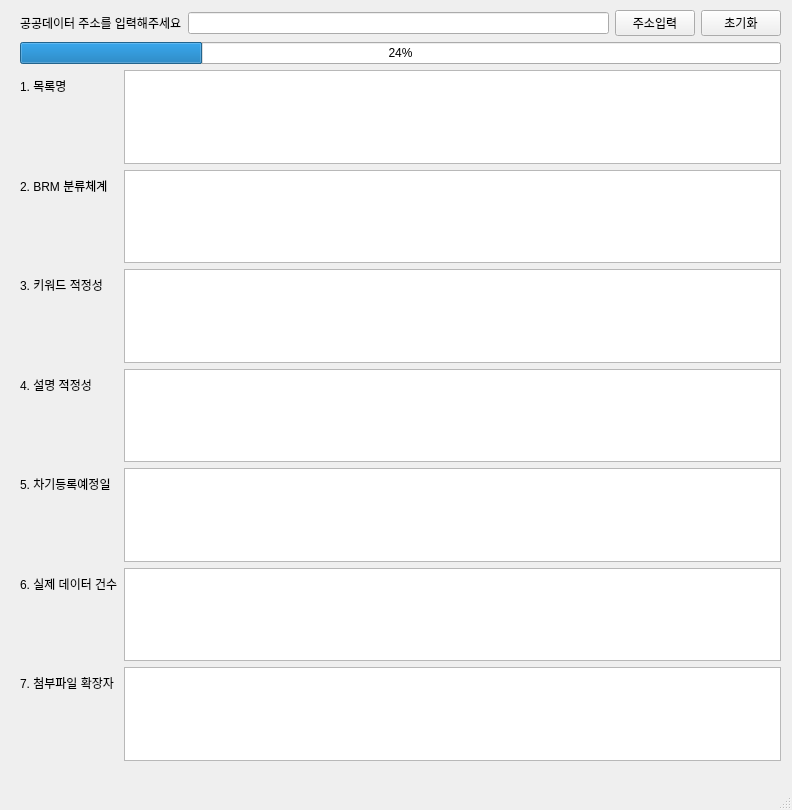
joon8445/opendata_list_inspect, file test.ui: the form before one commit.
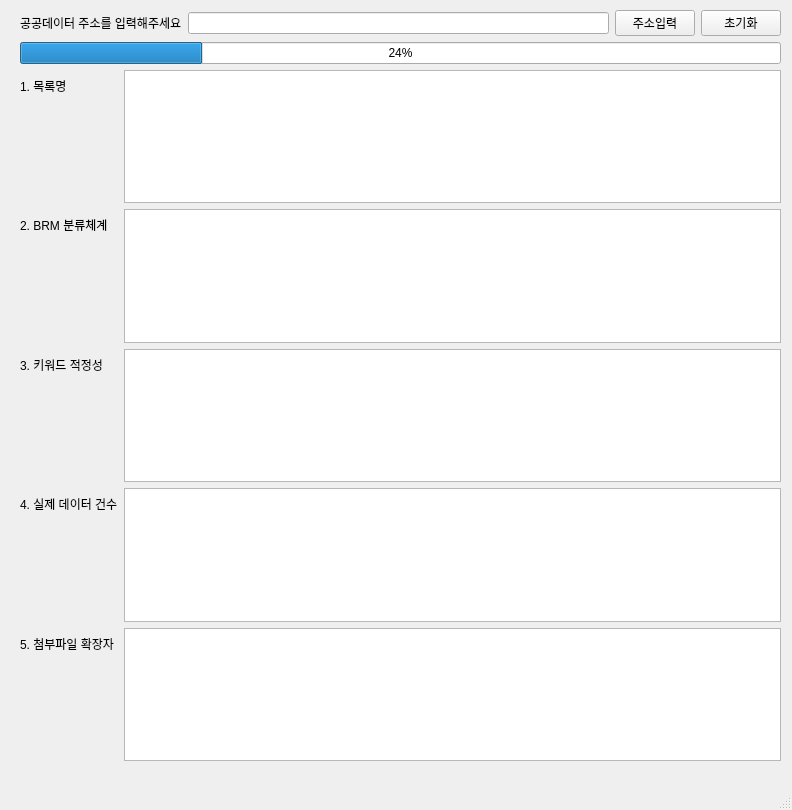
The form after the commit.

Commit message: 설명 적정성, 차기등록예정일 삭제

```diff
--- a/test.ui
+++ b/test.ui
@@ -91,46 +91,26 @@
        <item row="5" column="1">
         <widget class="QTextBrowser" name="result_3"/>
        </item>
-       <item row="6" column="0">
-        <widget class="QLabel" name="Discription">
+       <item row="7" column="0">
+        <widget class="QLabel" name="Data">
          <property name="text">
-          <string>4. 설명 적정성</string>
+          <string>4. 실제 데이터 건수</string>
          </property>
         </widget>
        </item>
-       <item row="6" column="1">
+       <item row="7" column="1">
         <widget class="QTextBrowser" name="result_4"/>
        </item>
        <item row="8" column="0">
-        <widget class="QLabel" name="Date">
+        <widget class="QLabel" name="Extend">
          <property name="text">
-          <string>5. 차기등록예정일</string>
+          <string>5. 첨부파일 확장자</string>
          </property>
         </widget>
        </item>
        <item row="8" column="1">
         <widget class="QTextBrowser" name="result_5"/>
        </item>
-       <item row="9" column="0">
-        <widget class="QLabel" name="Data">
-         <property name="text">
-          <string>6. 실제 데이터 건수</string>
-         </property>
-        </widget>
-       </item>
-       <item row="9" column="1">
-        <widget class="QTextBrowser" name="result_6"/>
-       </item>
-       <item row="10" column="0">
-        <widget class="QLabel" name="Extend">
-         <property name="text">
-          <string>7. 첨부파일 확장자</string>
-         </property>
-        </widget>
-       </item>
-       <item row="10" column="1">
-        <widget class="QTextBrowser" name="result_7"/>
-       </item>
       </layout>
      </item>
     </layout>
```
Left out of the diff: 2 changed lines with no effect on the pictures.
